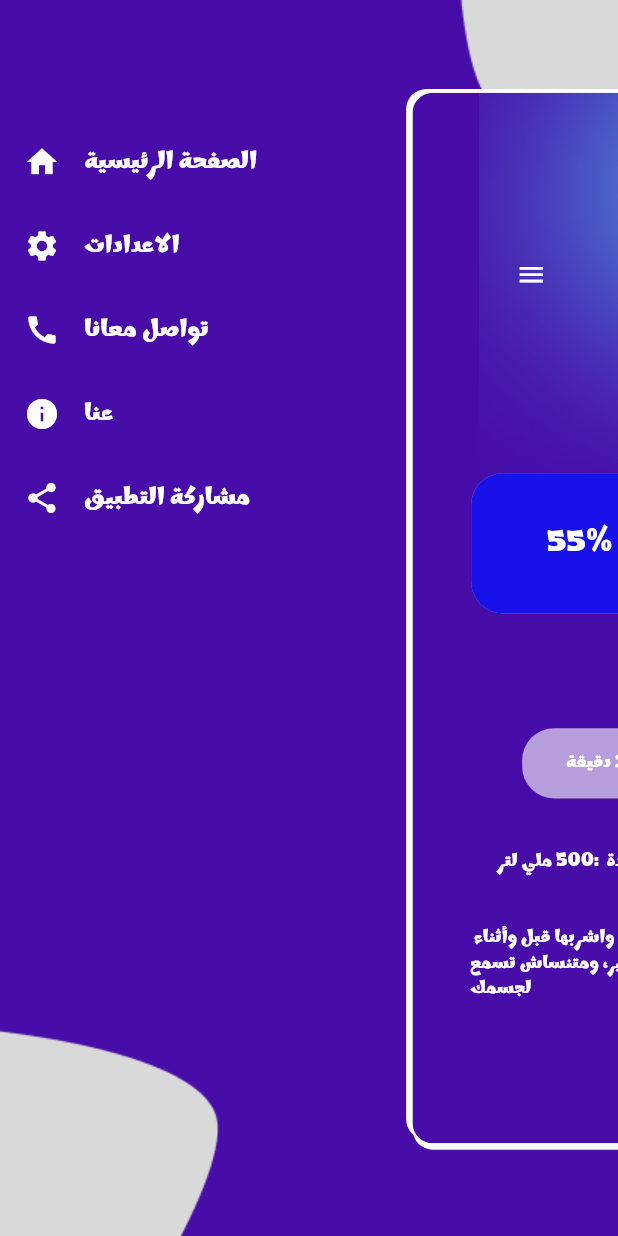
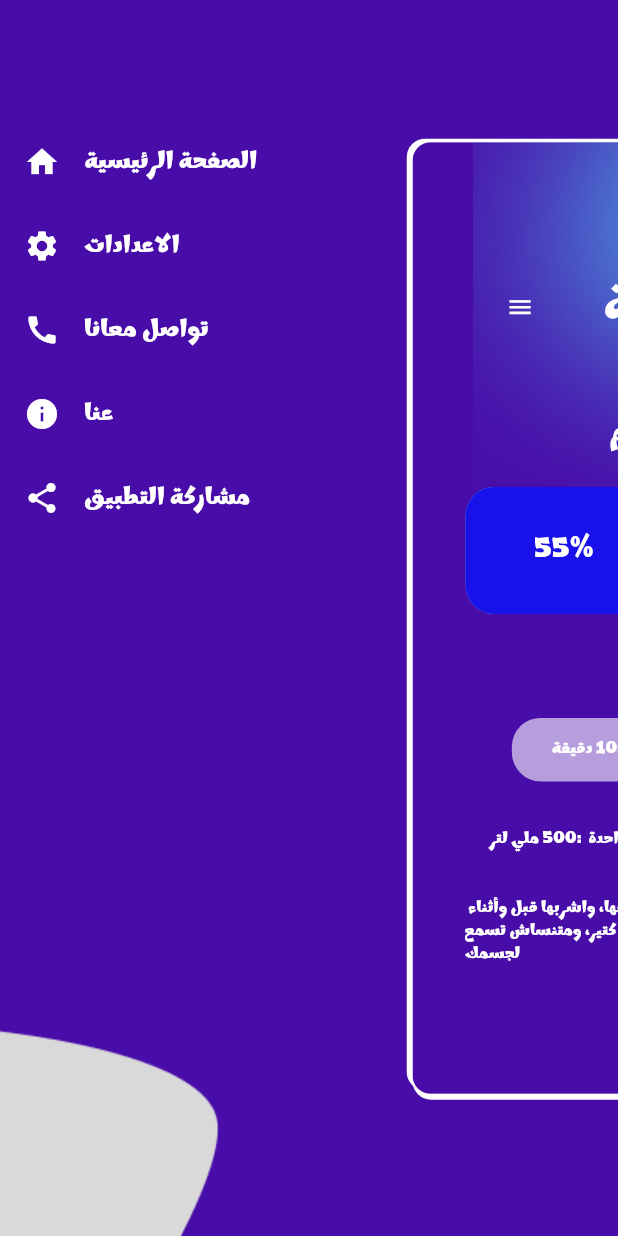
Before and after one commit to Magiixcode/Ashrably, a Flutter app: the DrawerPage screen opened directly, after a tap on the "menu" icon, on a phone screen of 412 x 824 dp. Run offline on Flutter 3.47's test engine with Material 3 defaults, Android fonts, the phone set to English and light mode, and no system bars; drawn by our look-alikes of flutter_zoom_drawer.

Commit message:
modufiy in pages

```diff
--- a/lib/pages/drawer/drawer_page.dart
+++ b/lib/pages/drawer/drawer_page.dart
@@ -18,7 +18,17 @@ class _DrawerPageState extends State<DrawerPage> {
   Widget build(BuildContext context) {
     return Scaffold(
       backgroundColor: KPrimaryColor,
-      body: ZoomDrawer(
+      body: Stack(
+        children: [
+          Positioned(
+            top: 0,
+            right: 0,
+            child: Image(
+                image: AssetImage(
+              'assets/images/Ellipse 4top menue.png',
+            )),
+          ),
+          ZoomDrawer(
             menuScreen: const MenuPage(),
             mainScreen: const HomePgae(),
             boxShadow: const [
@@ -28,8 +38,10 @@ class _DrawerPageState extends State<DrawerPage> {
             style: DrawerStyle.defaultStyle,
             controller: zoomDrawerController,
             angle: 0,
-        mainScreenScale: 0.15,
+            mainScreenScale: 0.23,
             clipMainScreen: true,
+          ),
+        ],
       ),
     );
   }
--- a/lib/pages/drawer/menu_page.dart
+++ b/lib/pages/drawer/menu_page.dart
@@ -31,14 +31,6 @@ class _MenuPageState extends State<MenuPage> {
             child: Image(
                 image: AssetImage(
               'assets/images/Ellipse 3 bottom menue.png',
-            )),
-          ),
-          Positioned(
-            top: 0,
-            right: 0,
-            child: Image(
-                image: AssetImage(
-              'assets/images/Ellipse 4top menue.png',
             )),
           ),
           Padding(
```
Lines whose indentation alone changed are shown as unchanged.
